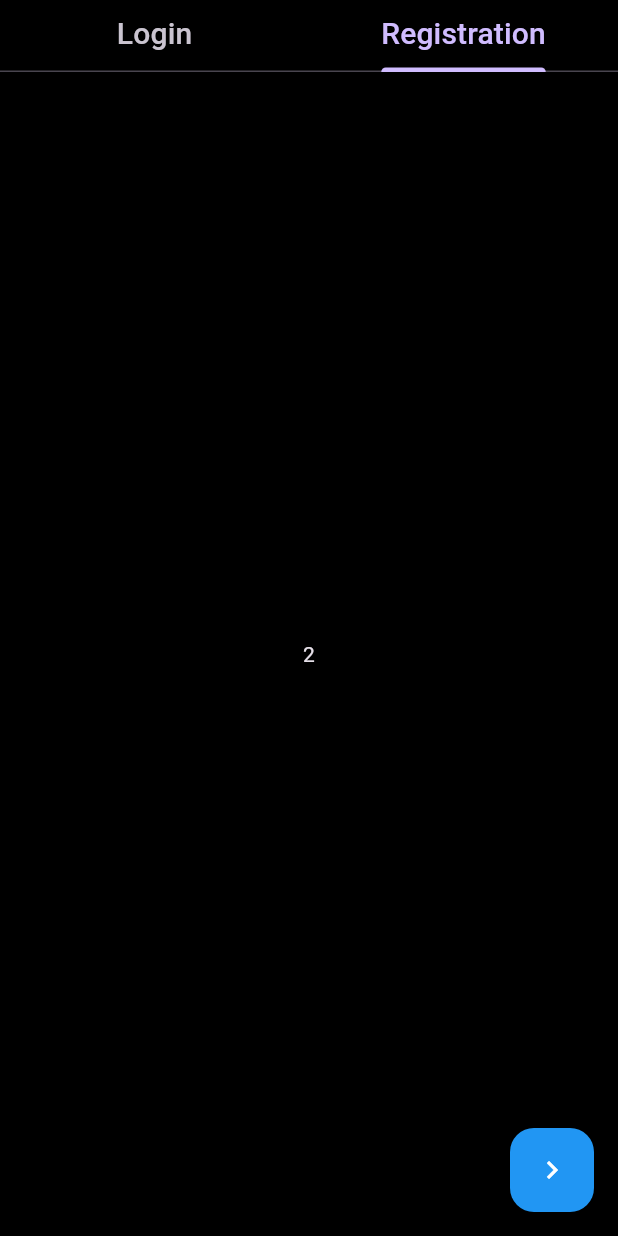
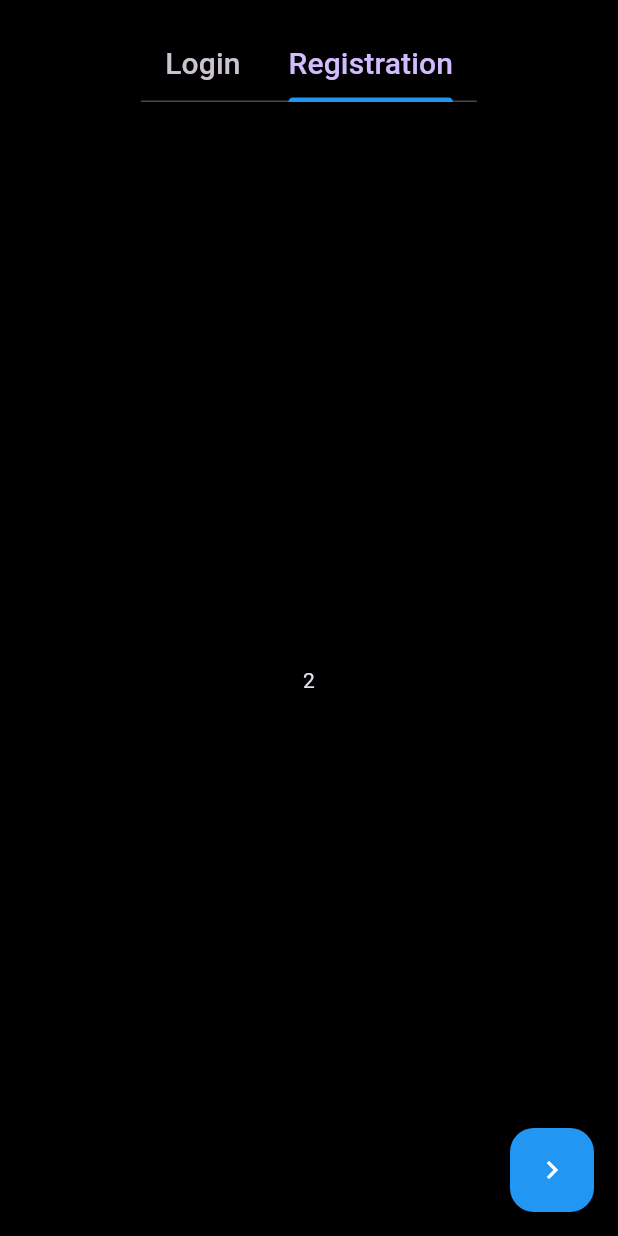
Before and after one commit to vellt/movie_mania_flutter_getx, a Flutter app: the screen it shows after launch, tab 2 chosen, on a phone screen of 412 x 824 dp. Run offline on Flutter 3.47's test engine with Material 3 defaults, Android fonts, the phone set to English and light mode, and no system bars; our stand-ins replace dotted_border, get; missing offline and left inert: flut_grouped_buttons.

```diff
--- /dev/null
+++ b/lib/controllers/first_view_controller.dart
@@ -0,0 +1,7 @@
+import 'package:flutter/cupertino.dart';
+import 'package:get/get.dart';
+
+class FirstViewController extends GetxController {
+  TextEditingController loginEmailController = TextEditingController();
+  TextEditingController loginPasswordController = TextEditingController();
+}
--- a/lib/views/first_view.dart
+++ b/lib/views/first_view.dart
@@ -1,11 +1,16 @@
+import 'package:flut_grouped_buttons/flut_grouped_buttons.dart';
 import 'package:flutter/cupertino.dart';
 import 'package:flutter/material.dart';
+import 'package:get/get.dart';
+import 'package:movie_mania/components/custom_text_field.dart';
+import 'package:movie_mania/controllers/first_view_controller.dart';
 
 class FirstView extends StatelessWidget {
   const FirstView({super.key});
 
   @override
   Widget build(BuildContext context) {
+    FirstViewController controller = Get.put(FirstViewController());
     return DefaultTabController(
       length: 2,
       child: Builder(builder: (context) {
@@ -15,6 +20,9 @@ class FirstView extends StatelessWidget {
           index = (_.indexIsChanging) ? _.index : _.animation!.value.round();
           print(index);
         });
+        return GetBuilder<FirstViewController>(
+            init: controller,
+            builder: (_) {
               return Scaffold(
                 backgroundColor: Colors.black,
                 floatingActionButton: FloatingActionButton(
@@ -24,25 +32,69 @@ class FirstView extends StatelessWidget {
                 ),
                 body: Column(
                   children: [
-              TabBar(
+                    Padding(
+                      padding: EdgeInsets.only(top: 20),
+                      child: TabBar(
+                        indicatorColor: Colors.blue,
+                        indicatorSize: TabBarIndicatorSize.label,
+                        tabAlignment: TabAlignment.center,
                         tabs: [
                           Tab(
-                    child: Text("Login", style: TextStyle(fontSize: 20)),
+                            child:
+                                Text("Login", style: TextStyle(fontSize: 20)),
                           ),
                           Tab(
-                    child: Text("Registration", style: TextStyle(fontSize: 20)),
+                            child: Text("Registration",
+                                style: TextStyle(fontSize: 20)),
                           ),
                         ],
                       ),
+                    ),
+                    SizedBox(
+                      height: 15,
+                    ),
                     Expanded(
                       child: TabBarView(children: [
-                  Center(child: Text("1")),
+                        Column(
+                          children: [
+                            CustomTextField(
+                              controller: controller.loginEmailController,
+                              prefixIcon: Icon(Icons.mail, size: 18),
+                              labelText: "Email",
+                              padding: EdgeInsets.symmetric(
+                                  horizontal: 20, vertical: 10),
+                              isPassword: false,
+                            ),
+                            CustomTextField(
+                              controller: controller.loginPasswordController,
+                              prefixIcon: Icon(Icons.lock, size: 18),
+                              labelText: "Password",
+                              padding: EdgeInsets.symmetric(
+                                  horizontal: 20, vertical: 10),
+                              isPassword: true,
+                            ),
+                            FlutGroupedButtons(
+                              activeColor: Colors.blue,
+                              checkColor: Colors.white,
+                              isRadio: true,
+                              data: ["Stay logged"],
+                              onChanged: (p0) {
+                                if (p0 != null) {
+                                  print(true);
+                                } else {
+                                  print(false);
+                                }
+                              },
+                            ),
+                          ],
+                        ),
                         Center(child: Text("2")),
                       ]),
                     ),
                   ],
                 ),
               );
+            });
       }),
     );
   }
--- a/pubspec.yaml
+++ b/pubspec.yaml
@@ -11,6 +11,7 @@ dependencies:
     sdk: flutter
   get: ^4.6.5
   dotted_border: ^2.1.0
+  flut_grouped_buttons: ^0.0.9
 
 dev_dependencies:
   flutter_test:
```
Also changed, not shown: pubspec.lock. Lines whose indentation alone changed are shown as unchanged.
